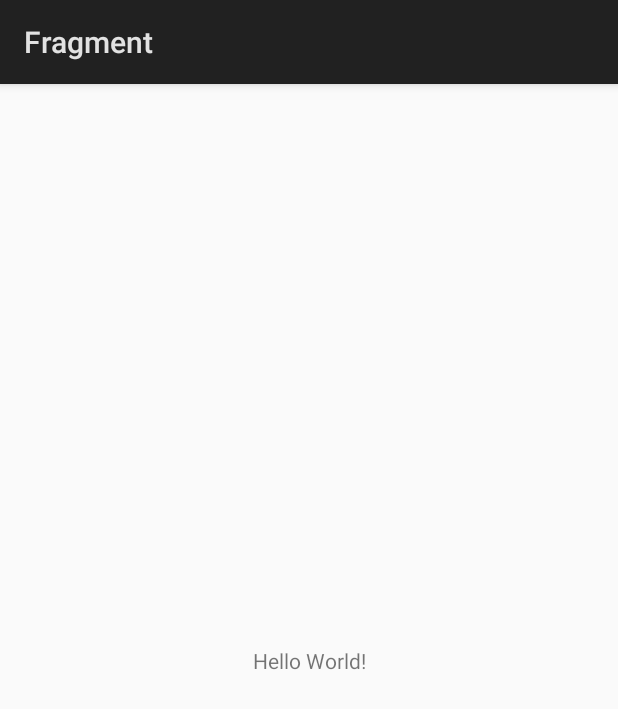
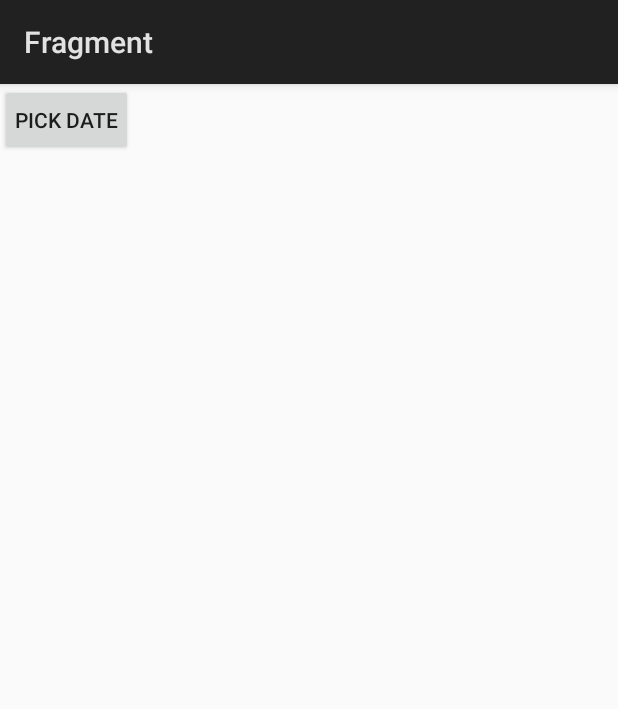
Before and after one commit to KalaiselvanSivakumar/Tutorial-Codes, an Android app: the screen it shows after launch (MainActivity), on a phone screen of 412 x 824 dp. Shown: the top 709 px of the screen. Run offline under Robolectric (Android 15) with nearby library versions, the phone set to English and light mode, and no system bars.

Commit message:
Date Picker

```diff
--- a/Applications/Android/Android_Programming_Succinctly/Chapter5_Fragment/app/build.gradle
+++ b/Applications/Android/Android_Programming_Succinctly/Chapter5_Fragment/app/build.gradle
@@ -19,9 +19,10 @@ android {
 }
 
 dependencies {
-    implementation fileTree(dir: 'libs', include: ['*.jar'])
+    implementation fileTree(include: ['*.jar'], dir: 'libs')
     implementation 'com.android.support.constraint:constraint-layout:1.1.2'
     testImplementation 'junit:junit:4.12'
     androidTestImplementation 'com.android.support.test:runner:1.0.2'
     androidTestImplementation 'com.android.support.test.espresso:espresso-core:3.0.2'
+    implementation files('/Users/kalai-4840/Downloads/android-support-4.0.jar')
 }
--- a/Applications/Android/Android_Programming_Succinctly/Chapter5_Fragment/app/src/main/AndroidManifest.xml
+++ b/Applications/Android/Android_Programming_Succinctly/Chapter5_Fragment/app/src/main/AndroidManifest.xml
@@ -16,6 +16,7 @@
 				<category android:name="android.intent.category.LAUNCHER" />
 			</intent-filter>
 		</activity>
+		<activity android:name=".PickerActivity" />
 	</application>
 
 </manifest>
--- a/Applications/Android/Android_Programming_Succinctly/Chapter5_Fragment/app/src/main/java/com/blueflame/fragment/MainActivity.java
+++ b/Applications/Android/Android_Programming_Succinctly/Chapter5_Fragment/app/src/main/java/com/blueflame/fragment/MainActivity.java
@@ -2,6 +2,7 @@ package com.blueflame.fragment;
 
 import android.app.Activity;
 import android.os.Bundle;
+import android.view.View;
 
 public class MainActivity extends Activity {
 
@@ -10,4 +11,7 @@ public class MainActivity extends Activity {
 		super.onCreate(savedInstanceState);
 		setContentView(R.layout.activity_main);
 	}
+
+	public void showDatePickerDialog(View view) {
+	}
 }
--- a/Applications/Android/Android_Programming_Succinctly/Chapter5_Fragment/app/src/main/res/layout/activity_main.xml
+++ b/Applications/Android/Android_Programming_Succinctly/Chapter5_Fragment/app/src/main/res/layout/activity_main.xml
@@ -6,13 +6,11 @@
 	android:layout_height="match_parent"
 	tools:context=".MainActivity">
 
-	<TextView
+	<Button
 		android:layout_width="wrap_content"
 		android:layout_height="wrap_content"
-		android:text="Hello World!"
-		app:layout_constraintBottom_toBottomOf="parent"
-		app:layout_constraintLeft_toLeftOf="parent"
-		app:layout_constraintRight_toRightOf="parent"
-		app:layout_constraintTop_toTopOf="parent" />
+		android:padding="10dp"
+		android:text="Pick Date"
+		android:onClick="showDatePickerDialog"/>
 
 </android.support.constraint.ConstraintLayout>
```
Also changed, not shown: Applications/Android/Android_Programming_Succinctly/Chapter5_Fragment/app/src/main/java/com/blueflame/fragment/DatePickerFragment.java (added, +23 -0 lines), Applications/Android/Android_Programming_Succinctly/Chapter5_Fragment/app/src/main/java/com/blueflame/fragment/PickerActivity.java (added, +22 -0 lines).
